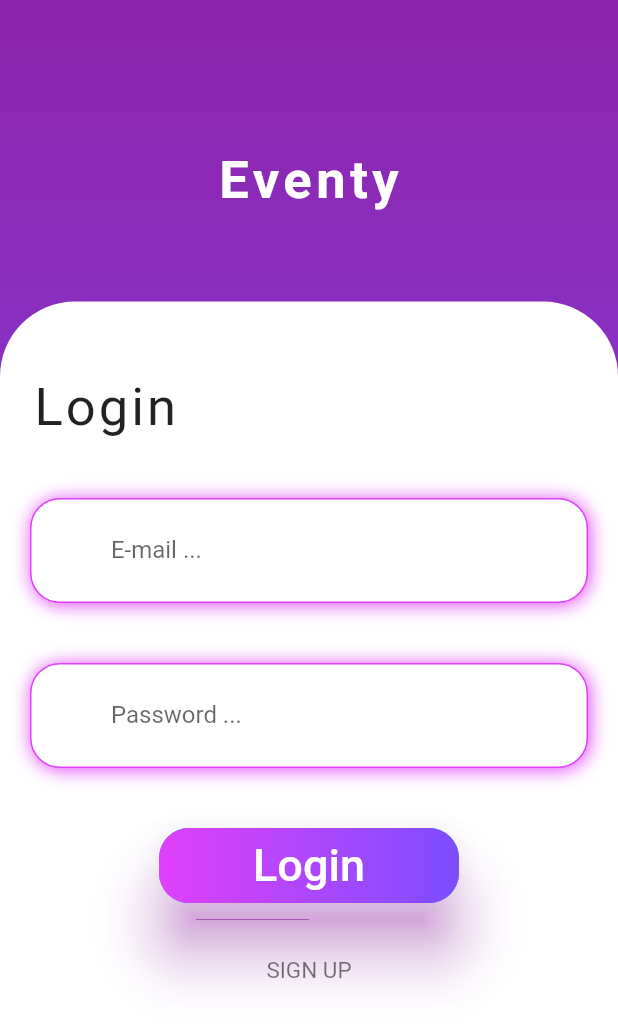
After one commit to laaners/Eventy-flutter-application, a Flutter app: the screen it shows after launch, on a phone screen of 412 x 824 dp. The commit adds this screen. Shown: the top 1028 px of the screen. Run offline on Flutter 3.47's test engine with Material 2 defaults, Android fonts, the phone set to English and light mode, and no system bars; our stand-ins replace flutter_dotenv; missing offline and left inert: postgres; Roboto replaces fonts that are missing (Lobster).

Commit message:
add login screen

```diff
--- a/lib/main.dart
+++ b/lib/main.dart
@@ -2,6 +2,7 @@ import 'package:dima_app/providers/theme_switch.dart';
 import 'package:dima_app/screens/events.dart';
 import 'package:dima_app/screens/groups.dart';
 import 'package:dima_app/screens/home.dart';
+import 'package:dima_app/screens/login.dart';
 import 'package:dima_app/screens/profile.dart';
 import 'package:dima_app/server/postgres_methods.dart';
 import 'package:dima_app/themes/palette.dart';
@@ -26,16 +27,16 @@ void main() async {
  */
 
   await dotenv.load(fileName: ".env");
-  var db = PostgreSQLConnection(
-    dotenv.env['PG_HOST_NAME']!,
-    5432,
-    dotenv.env['PG_DATABASE_NAME']!,
-    username: dotenv.env['PG_USER_NAME'],
-    password: dotenv.env['PG_PASSWORD'],
-  );
-  await db.open().then((value) {
-    debugPrint("Database Connected!");
-  });
+  // var db = PostgreSQLConnection(
+  //   dotenv.env['PG_HOST_NAME']!,
+  //   5432,
+  //   dotenv.env['PG_DATABASE_NAME']!,
+  //   username: dotenv.env['PG_USER_NAME'],
+  //   password: dotenv.env['PG_PASSWORD'],
+  // );
+  // await db.open().then((value) {
+  //   debugPrint("Database Connected!");
+  // });
 
   runApp(
     MultiProvider(
@@ -69,7 +70,7 @@ void main() async {
 
         // ------------------------------------------------------------------------------------------------
         // DB, read-only provider
-        Provider<PostgresMethods>(create: (context) => PostgresMethods(db)),
+        // Provider<PostgresMethods>(create: (context) => PostgresMethods(db)),
 
         // DARK/LIGHT THEME
         ChangeNotifierProvider(create: (context) => ThemeSwitch())
@@ -79,14 +80,27 @@ void main() async {
   );
 }
 
-class MyApp extends StatefulWidget {
+class MyApp extends StatelessWidget {
   const MyApp({super.key});
 
   @override
-  State<MyApp> createState() => _MyAppState();
+  Widget build(BuildContext context) {
+    return MaterialApp(
+      title: 'Eventy',
+      theme: Provider.of<ThemeSwitch>(context).themeData,
+      home: const LoginScreen(),
+    );
+  }
 }
 
-class _MyAppState extends State<MyApp> {
+class MyApp2 extends StatefulWidget {
+  const MyApp2({super.key});
+
+  @override
+  State<MyApp2> createState() => _MyAppState();
+}
+
+class _MyAppState extends State<MyApp2> {
   // https://stackoverflow.com/questions/52298686/flutter-pop-to-root-when-bottom-navigation-tapped
   int currentIndex = 0;
 
--- a/lib/screens/home.dart
+++ b/lib/screens/home.dart
@@ -67,7 +67,7 @@ class HomeScreen extends StatelessWidget {
           ),
 
           // List DB fetch
-          const UsersList(),
+          // const UsersList(),
 
           // long shape
           Center(
--- /dev/null
+++ b/lib/screens/login.dart
@@ -0,0 +1,202 @@
+import 'package:flutter/material.dart';
+import 'package:flutter/src/widgets/container.dart';
+import 'package:flutter/src/widgets/framework.dart';
+
+class LoginScreen extends StatefulWidget {
+  const LoginScreen({super.key});
+
+  @override
+  State<LoginScreen> createState() => _LoginScreenState();
+}
+
+class _LoginScreenState extends State<LoginScreen> {
+  final GlobalKey<FormState> _formKey = GlobalKey<FormState>();
+
+  @override
+  Widget build(BuildContext context) {
+    return Scaffold(
+      body: Container(
+        width: double.infinity,
+        decoration: BoxDecoration(
+          gradient: LinearGradient(
+            begin: Alignment.topCenter,
+            end: Alignment.bottomCenter,
+            colors: [
+              // Colors.purple,
+              Colors.purple.shade600,
+              Colors.deepPurpleAccent,
+            ],
+          ),
+        ),
+        child: Column(
+          children: [
+            Container(
+              margin: const EdgeInsets.only(top: 100),
+              child: Text(
+                "Eventy",
+                style: const TextStyle(
+                  fontSize: 35,
+                  fontWeight: FontWeight.bold,
+                  color: Colors.white,
+                  letterSpacing: 3,
+                ),
+              ),
+            ),
+            Expanded(
+              child: Container(
+                width: double.infinity,
+                decoration: const BoxDecoration(
+                    color: Colors.white,
+                    borderRadius: BorderRadius.only(
+                        topLeft: Radius.circular(50),
+                        topRight: Radius.circular(50))),
+                margin: const EdgeInsets.only(top: 60),
+                child: SingleChildScrollView(
+                  child: Column(
+                    children: [
+                      const SizedBox(
+                        height: 50,
+                      ),
+                      Container(
+                        // color: Colors.red,
+                        alignment: Alignment.topLeft,
+                        margin: const EdgeInsets.only(left: 22, bottom: 20),
+                        child: const Text(
+                          "Login",
+                          style: TextStyle(
+                              fontSize: 35,
+                              color: Colors.black87,
+                              letterSpacing: 2,
+                              fontFamily: "Lobster"),
+                        ),
+                      ),
+                      Container(
+                        width: double.infinity,
+                        height: 70,
+                        margin: const EdgeInsets.symmetric(
+                            horizontal: 20, vertical: 20),
+                        padding: const EdgeInsets.symmetric(
+                            horizontal: 15, vertical: 5),
+                        decoration: BoxDecoration(
+                            border: Border.all(
+                                color: Colors.purpleAccent, width: 1),
+                            boxShadow: const [
+                              BoxShadow(
+                                  color: Colors.purpleAccent,
+                                  blurRadius: 10,
+                                  offset: Offset(1, 1)),
+                            ],
+                            color: Colors.white,
+                            borderRadius:
+                                const BorderRadius.all(Radius.circular(20))),
+                        child: Row(
+                          mainAxisAlignment: MainAxisAlignment.start,
+                          children: [
+                            const Icon(Icons.email_outlined),
+                            Expanded(
+                              child: Container(
+                                margin: const EdgeInsets.only(left: 10),
+                                child: TextFormField(
+                                  maxLines: 1,
+                                  decoration: const InputDecoration(
+                                    label: Text(" E-mail ..."),
+                                    border: InputBorder.none,
+                                  ),
+                                ),
+                              ),
+                            ),
+                          ],
+                        ),
+                      ),
+                      Container(
+                        width: double.infinity,
+                        height: 70,
+                        margin: const EdgeInsets.symmetric(
+                            horizontal: 20, vertical: 20),
+                        padding: const EdgeInsets.symmetric(
+                            horizontal: 15, vertical: 5),
+                        decoration: BoxDecoration(
+                            border: Border.all(
+                                color: Colors.purpleAccent, width: 1),
+                            boxShadow: const [
+                              BoxShadow(
+                                  color: Colors.purpleAccent,
+                                  blurRadius: 10,
+                                  offset: Offset(1, 1)),
+                            ],
+                            color: Colors.white,
+                            borderRadius:
+                                const BorderRadius.all(Radius.circular(20))),
+                        child: Row(
+                          mainAxisAlignment: MainAxisAlignment.start,
+                          children: [
+                            const Icon(Icons.password_outlined),
+                            Expanded(
+                              child: Container(
+                                margin: const EdgeInsets.only(left: 10),
+                                child: TextFormField(
+                                  maxLines: 1,
+                                  decoration: const InputDecoration(
+                                    label: Text(" Password ..."),
+                                    border: InputBorder.none,
+                                  ),
+                                ),
+                              ),
+                            ),
+                          ],
+                        ),
+                      ),
+                      const SizedBox(
+                        height: 20,
+                      ),
+                      ElevatedButton(
+                        onPressed: () {},
+                        style: ElevatedButton.styleFrom(
+                            onPrimary: Colors.purpleAccent,
+                            shadowColor: Colors.purpleAccent,
+                            elevation: 18,
+                            padding: EdgeInsets.zero,
+                            shape: RoundedRectangleBorder(
+                                borderRadius: BorderRadius.circular(20))),
+                        child: Ink(
+                          decoration: BoxDecoration(
+                              gradient: const LinearGradient(colors: [
+                                Colors.purpleAccent,
+                                Colors.deepPurpleAccent
+                              ]),
+                              borderRadius: BorderRadius.circular(20)),
+                          child: Container(
+                            width: 200,
+                            height: 50,
+                            alignment: Alignment.center,
+                            child: const Text(
+                              'Login',
+                              style: TextStyle(
+                                fontSize: 30,
+                                color: Colors.white,
+                              ),
+                            ),
+                          ),
+                        ),
+                      ),
+                      Container(
+                        width: double.infinity,
+                        height: 70,
+                        alignment: Alignment.center,
+                        margin: const EdgeInsets.only(top: 10),
+                        child: const Text(
+                          "SIGN UP",
+                          style: TextStyle(color: Colors.black54, fontSize: 15),
+                        ),
+                      ),
+                    ],
+                  ),
+                ),
+              ),
+            ),
+          ],
+        ),
+      ),
+    );
+  }
+}
```
Also changed, not shown: pubspec.lock.
